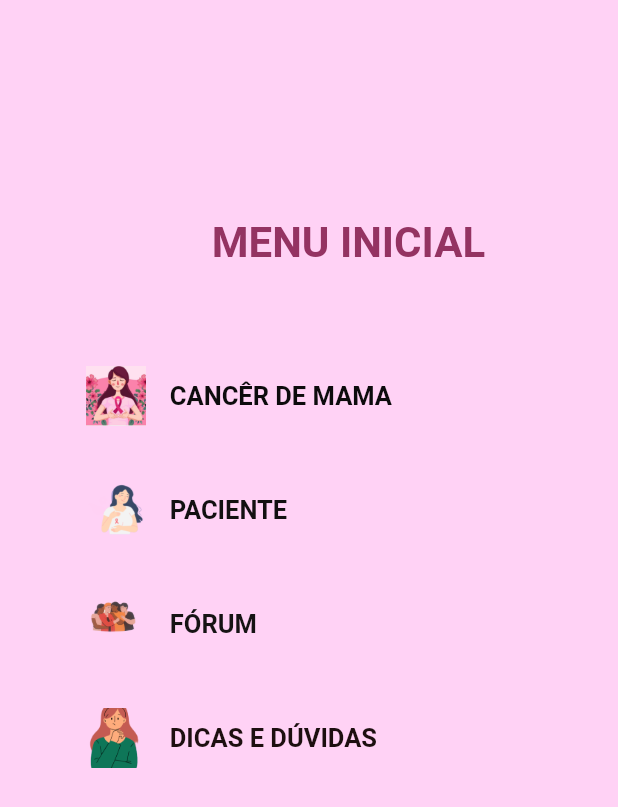
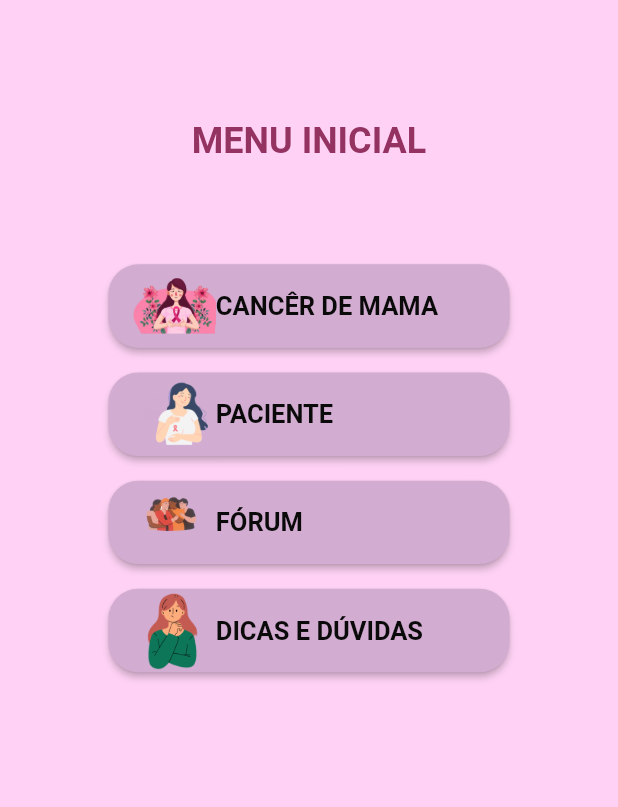
Before and after one commit to andressatlopes/FlutterProject, a Flutter app: the screen it shows after launch, after a tap on "ENTRAR", on a phone screen of 412 x 824 dp. Shown: the top 807 px of the screen. Run offline on Flutter 3.47's test engine with Material 2 defaults, Android fonts, the phone set to English and light mode, and no system bars; Roboto replaces fonts that are missing (OpenSans).

```diff
--- a/lib/menu/menuInicial.dart
+++ b/lib/menu/menuInicial.dart
@@ -12,132 +12,64 @@ void main() {
 }
 
 class Menu extends StatelessWidget {
-  const Menu({Key? key}) : super(key: key);
+  const Menu({super.key});
 
   @override
   Widget build(BuildContext context) {
-    return MaterialApp(
-      home: Scaffold(
+    return Scaffold(
         backgroundColor: const Color.fromARGB(255, 255, 210, 245),
-        body: Center(
-          child: Container(
-            width: MediaQuery.of(context).size.width *
-                0.8, // Defina a largura desejada para o Container
-            child: Column(
-              mainAxisAlignment: MainAxisAlignment.center,
-              crossAxisAlignment: CrossAxisAlignment.start,
+        body: Column(
+          crossAxisAlignment: CrossAxisAlignment.center,
           children: [
             const SizedBox(
-                  height: 100,
+              height: 80,
             ),
-                const Padding(
-                  padding: EdgeInsets.only(left: 100, top: 45, bottom: 8),
-                  child: Text(
+            const Text(
               'MENU INICIAL',
               style: TextStyle(
-                      fontSize: 28,
-                      fontFamily: 'OpenSans',
+                fontSize: 24,
                 fontWeight: FontWeight.bold,
                 color: Color.fromARGB(255, 148, 51, 98),
               ),
+              textAlign: TextAlign.center,
+            ),
+            const SizedBox(
+              height: 60,
+            ),
+            ListView(
+              shrinkWrap: true,
+              children: [
+                Center(
+                  child: Padding(
+                    padding: EdgeInsets.symmetric(
+                        vertical: MediaQuery.of(context).size.width * 0.02),
+                    child: ElevatedButton(
+                      style: ElevatedButton.styleFrom(
+                        backgroundColor: const Color(0xFFd2acd1),
+                        shape: RoundedRectangleBorder(
+                          borderRadius: BorderRadius.circular(20),
                         ),
                       ),
-                const SizedBox(
-                  height: 50,
+                      onPressed: () async {
+                        await launchUrl(_url);
+                      },
+                      child: SizedBox(
+                        width: MediaQuery.of(context).size.width * 4 / 7,
+                        child: Row(
+                          mainAxisAlignment: MainAxisAlignment.start,
+                          children: [
+                            Image.asset(
+                              'images/imgcancer.png',
+                              width: MediaQuery.of(context).size.width * 0.135,
+                              height: MediaQuery.of(context).size.width * 0.135,
                             ),
-                Expanded(
-                  child: ListView(
-                    children: [
-                      ListTile(
-                        leading: Image.asset(
-                          'images/imgcancer.png',
-                          fit: BoxFit.cover,
-                          width: 40, // Defina o tamanho desejado para a imagem
-                          height: 40, // Defina o tamanho desejado para a imagem
-                        ),
-                        title: const Text(
+                            const Text(
                               'CANCÊR DE MAMA',
+                              textAlign: TextAlign.center,
                               style: TextStyle(
                                 color: Color.fromARGB(247, 5, 5, 5),
                                 fontSize: 17,
                                 fontWeight: FontWeight.bold,
-                          ),
-                        ),
-                        onTap: () async {
-                          await launchUrl(_url);
-                        },
-                      ),
-                      const SizedBox(
-                        height: 20,
-                      ),
-                      ListTile(
-                        leading: Image.asset(
-                          'images/imgpaciente.png',
-                          fit: BoxFit.cover,
-                          width: 40, // Defina o tamanho desejado para a imagem
-                          height: 40, // Defina o tamanho desejado para a imagem
-                        ),
-                        title: const Text(
-                          'PACIENTE',
-                          style: TextStyle(
-                            color: Color.fromARGB(247, 10, 10, 10),
-                            fontSize: 17,
-                            fontWeight: FontWeight.bold,
-                          ),
-                        ),
-                        onTap: () {
-                          // Lógica para tratar o clique na opção 2
-                        },
-                      ),
-                      const SizedBox(
-                        height: 20,
-                      ),
-                      ListTile(
-                        leading: Image.asset(
-                          'images/forum.png',
-                          fit: BoxFit.cover,
-                          width: 40, // Defina o tamanho desejado para a imagem
-                          height: 40, // Defina o tamanho desejado para a imagem
-                        ),
-                        title: const Text(
-                          'FÓRUM',
-                          style: TextStyle(
-                            color: Color.fromARGB(247, 14, 13, 13),
-                            fontSize: 17,
-                            fontWeight: FontWeight.bold,
-                          ),
-                        ),
-                        onTap: () {
-                          Navigator.push(
-                            context,
-                            MaterialPageRoute(
-                                builder: (context) => const Forum()),
-                          );
-                        },
-                      ),
-                      const SizedBox(
-                        height: 20,
-                      ),
-                      ListTile(
-                        leading: Image.asset(
-                          'images/imgdicas.png',
-                          fit: BoxFit.cover,
-                          width: 40, // Defina o tamanho desejado para a imagem
-                          height: 40, // Defina o tamanho desejado para a imagem
-                        ),
-                        title: const Text(
-                          'DICAS E DÚVIDAS',
-                          style: TextStyle(
-                            color: Color.fromARGB(247, 22, 9, 9),
-                            fontSize: 17,
-                            fontWeight: FontWeight.bold,
-                          ),
-                        ),
-                        onTap: () async {
-                          await launchUrl(_url2);
-                        },
-                      ),
-                    ],
                               ),
                             ),
                           ],
@@ -145,6 +77,137 @@ class Menu extends StatelessWidget {
                       ),
                     ),
                   ),
-    );
+                ),
+                Center(
+                  child: Padding(
+                    padding: EdgeInsets.symmetric(
+                        vertical: MediaQuery.of(context).size.width * 0.02),
+                    child: ElevatedButton(
+                      style: ElevatedButton.styleFrom(
+                        backgroundColor: const Color(0xFFd2acd1),
+                        shape: RoundedRectangleBorder(
+                          borderRadius: BorderRadius.circular(20),
+                        ),
+                      ),
+                      onPressed: () async {
+                        await launchUrl(_url);
+                      },
+                      child: SizedBox(
+                        width: MediaQuery.of(context).size.width * 4 / 7,
+                        child: Row(
+                          mainAxisAlignment: MainAxisAlignment.start,
+                          children: [
+                            Image.asset(
+                              'images/imgpaciente.png',
+                              width: MediaQuery.of(context).size.width * 0.135,
+                              height: MediaQuery.of(context).size.width * 0.135,
+                            ),
+                            const Text(
+                              'PACIENTE',
+                              textAlign: TextAlign.center,
+                              style: TextStyle(
+                                color: Color.fromARGB(247, 5, 5, 5),
+                                fontSize: 17,
+                                fontWeight: FontWeight.bold,
+                              ),
+                            ),
+                          ],
+                        ),
+                      ),
+                    ),
+                  ),
+                ),
+                Center(
+                  child: Padding(
+                    padding: EdgeInsets.symmetric(
+                        vertical: MediaQuery.of(context).size.width * 0.02),
+                    child: ElevatedButton(
+                      style: ElevatedButton.styleFrom(
+                        backgroundColor: const Color(0xFFd2acd1),
+                        shape: RoundedRectangleBorder(
+                          borderRadius: BorderRadius.circular(20),
+                        ),
+                      ),
+                      onPressed: () async {
+                        await launchUrl(_url);
+                      },
+                      child: SizedBox(
+                        width: MediaQuery.of(context).size.width * 4 / 7,
+                        child: Row(
+                          mainAxisAlignment: MainAxisAlignment.start,
+                          children: [
+                            Image.asset(
+                              'images/forum.png',
+                              width: MediaQuery.of(context).size.width * 0.135,
+                              height: MediaQuery.of(context).size.width * 0.135,
+                            ),
+                            const Text(
+                              'FÓRUM',
+                              textAlign: TextAlign.center,
+                              style: TextStyle(
+                                color: Color.fromARGB(247, 5, 5, 5),
+                                fontSize: 17,
+                                fontWeight: FontWeight.bold,
+                              ),
+                            ),
+                          ],
+                        ),
+                      ),
+                    ),
+                  ),
+                ),
+                Center(
+                  child: Padding(
+                    padding: EdgeInsets.symmetric(
+                        vertical: MediaQuery.of(context).size.width * 0.02),
+                    child: ElevatedButton(
+                      style: ElevatedButton.styleFrom(
+                        backgroundColor: const Color(0xFFd2acd1),
+                        shape: RoundedRectangleBorder(
+                          borderRadius: BorderRadius.circular(20),
+                        ),
+                      ),
+                      onPressed: () async {
+                        await launchUrl(_url);
+                      },
+                      child: SizedBox(
+                        width: MediaQuery.of(context).size.width * 4 / 7,
+                        child: Row(
+                          mainAxisAlignment: MainAxisAlignment.start,
+                          children: [
+                            Image.asset(
+                              'images/imgdicas.png',
+                              width: MediaQuery.of(context).size.width * 0.135,
+                              height: MediaQuery.of(context).size.width * 0.135,
+                            ),
+                            const Text(
+                              'DICAS E DÚVIDAS',
+                              textAlign: TextAlign.center,
+                              style: TextStyle(
+                                color: Color.fromARGB(247, 5, 5, 5),
+                                fontSize: 17,
+                                fontWeight: FontWeight.bold,
+                              ),
+                            ),
+                          ],
+                        ),
+                      ),
+                    ),
+                  ),
+                ),
+              ],
+            ),
+            /*Row(
+                  children: [
+                    Expanded(
+                      child: Image.asset(
+                        'images/imgmenu.png',
+                        fit: BoxFit.fill, // Adjust the fit based on your needs
+                      ),
+                    ),
+                  ],
+                )*/
+          ],
+        ));
   }
 }
```
Also changed, not shown: images/imgcancer.png, lib/cancerdemama/1oqueeh.dart (deleted), lib/cancerdemama/2epidemiologia.dart (deleted), lib/cancerdemama/3fatoresderisco.dart (deleted), lib/cancerdemama/4sinais.dart (deleted), lib/cancerdemama/5diagnostico.dart (deleted), lib/cancerdemama/6tratamento.dart (deleted), lib/menu/dicas.dart (deleted). Lines whose indentation alone changed are shown as unchanged.
